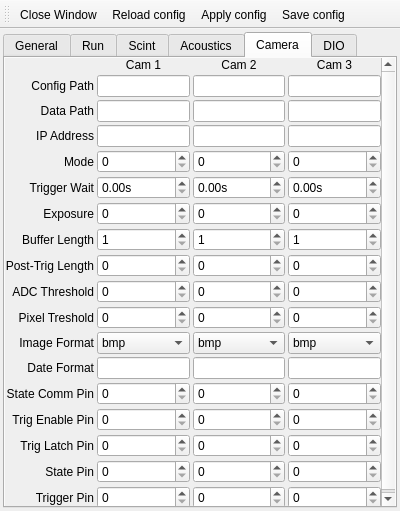
Before: the Qt Designer form ui/settingswindow.ui in SBC-Collaboration/SBC-RunControl, drawn with Qt 5.
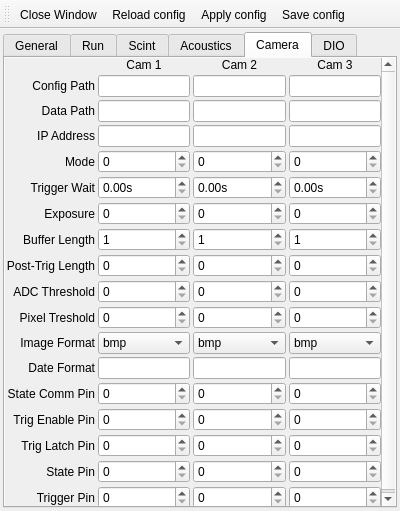
After: the same form once the commit is applied. The open tabs and pages were chosen to show the change. Icons and pictures are not drawn.

What changed in the file:
```diff
--- a/ui/settingswindow.ui
+++ b/ui/settingswindow.ui
@@ -2314,13 +2314,16 @@
           <property name="widgetResizable">
            <bool>true</bool>
           </property>
+          <property name="alignment">
+           <set>Qt::AlignLeading|Qt::AlignLeft|Qt::AlignVCenter</set>
+          </property>
           <widget class="QWidget" name="scrollAreaWidgetContents">
            <property name="geometry">
             <rect>
              <x>0</x>
-             <y>0</y>
-             <width>388</width>
-             <height>442</height>
+             <y>-18</y>
+             <width>376</width>
+             <height>456</height>
             </rect>
            </property>
            <property name="maximumSize">
@@ -2329,12 +2332,12 @@
              <height>16777215</height>
             </size>
            </property>
-           <layout class="QGridLayout" name="gridLayout_5" columnstretch="1,0,0,0">
+           <layout class="QGridLayout" name="gridLayout_5" columnstretch="0,0,0,0">
             <property name="sizeConstraint">
              <enum>QLayout::SetDefaultConstraint</enum>
             </property>
             <property name="leftMargin">
-             <number>0</number>
+             <number>1</number>
             </property>
             <property name="topMargin">
              <number>0</number>
@@ -2365,13 +2368,34 @@
              </spacer>
             </item>
             <item row="2" column="1">
-             <widget class="QLineEdit" name="cam1_data_path"/>
+             <widget class="QLineEdit" name="cam1_data_path">
+              <property name="sizePolicy">
+               <sizepolicy hsizetype="Preferred" vsizetype="Preferred">
+                <horstretch>0</horstretch>
+                <verstretch>0</verstretch>
+               </sizepolicy>
+              </property>
+             </widget>
             </item>
             <item row="3" column="1">
-             <widget class="QLineEdit" name="cam1_ip_addr"/>
+             <widget class="QLineEdit" name="cam1_ip_addr">
+              <property name="sizePolicy">
+               <sizepolicy hsizetype="Preferred" vsizetype="Preferred">
+                <horstretch>0</horstretch>
+                <verstretch>0</verstretch>
+               </sizepolicy>
+              </property>
+             </widget>
             </item>
             <item row="1" column="2">
-             <widget class="QLineEdit" name="cam2_config_path"/>
+             <widget class="QLineEdit" name="cam2_config_path">
+              <property name="sizePolicy">
+               <sizepolicy hsizetype="Preferred" vsizetype="Preferred">
+                <horstretch>0</horstretch>
+                <verstretch>0</verstretch>
+               </sizepolicy>
+              </property>
+             </widget>
             </item>
             <item row="18" column="0">
              <widget class="QLabel" name="state_comm_pin_label">
@@ -2392,11 +2416,14 @@
             <item row="11" column="2">
              <widget class="QSpinBox" name="cam2_post_trig_len">
               <property name="sizePolicy">
-               <sizepolicy hsizetype="MinimumExpanding" vsizetype="Fixed">
+               <sizepolicy hsizetype="Preferred" vsizetype="Preferred">
                 <horstretch>0</horstretch>
                 <verstretch>0</verstretch>
                </sizepolicy>
               </property>
+              <property name="alignment">
+               <set>Qt::AlignLeading|Qt::AlignLeft|Qt::AlignVCenter</set>
+              </property>
               <property name="maximum">
                <number>1000</number>
               </property>
@@ -2420,6 +2447,12 @@
             </item>
             <item row="1" column="1">
              <widget class="QLineEdit" name="cam1_config_path">
+              <property name="sizePolicy">
+               <sizepolicy hsizetype="Preferred" vsizetype="Preferred">
+                <horstretch>0</horstretch>
+                <verstretch>0</verstretch>
+               </sizepolicy>
+              </property>
               <property name="text">
                <string/>
               </property>
@@ -2428,11 +2461,14 @@
             <item row="20" column="1">
              <widget class="QSpinBox" name="cam1_trig_enbl_pin">
               <property name="sizePolicy">
-               <sizepolicy hsizetype="MinimumExpanding" vsizetype="Fixed">
+               <sizepolicy hsizetype="Preferred" vsizetype="Preferred">
                 <horstretch>0</horstretch>
                 <verstretch>0</verstretch>
                </sizepolicy>
               </property>
+              <property name="alignment">
+               <set>Qt::AlignLeading|Qt::AlignLeft|Qt::AlignVCenter</set>
+              </property>
              </widget>
             </item>
             <item row="16" column="0">
@@ -2486,15 +2522,24 @@
             <item row="4" column="3">
              <widget class="QSpinBox" name="cam3_mode">
               <property name="sizePolicy">
-               <sizepolicy hsizetype="MinimumExpanding" vsizetype="Fixed">
+               <sizepolicy hsizetype="Preferred" vsizetype="Preferred">
                 <horstretch>0</horstretch>
                 <verstretch>0</verstretch>
                </sizepolicy>
               </property>
+              <property name="alignment">
+               <set>Qt::AlignLeading|Qt::AlignLeft|Qt::AlignVCenter</set>
+              </property>
              </widget>
             </item>
             <item row="3" column="3">
              <widget class="QLineEdit" name="cam3_ip_addr">
+              <property name="sizePolicy">
+               <sizepolicy hsizetype="Preferred" vsizetype="Preferred">
+                <horstretch>0</horstretch>
+                <verstretch>0</verstretch>
+               </sizepolicy>
+              </property>
               <property name="text">
                <string/>
               </property>
@@ -2503,18 +2548,28 @@
             <item row="11" column="3">
              <widget class="QSpinBox" name="cam3_post_trig_len">
               <property name="sizePolicy">
-               <sizepolicy hsizetype="MinimumExpanding" vsizetype="Fixed">
+               <sizepolicy hsizetype="Preferred" vsizetype="Preferred">
                 <horstretch>0</horstretch>
                 <verstretch>0</verstretch>
                </sizepolicy>
               </property>
+              <property name="alignment">
+               <set>Qt::AlignLeading|Qt::AlignLeft|Qt::AlignVCenter</set>
+              </property>
               <property name="maximum">
                <number>1000</number>
               </property>
              </widget>
             </item>
             <item row="1" column="3">
-             <widget class="QLineEdit" name="cam3_config_path"/>
+             <widget class="QLineEdit" name="cam3_config_path">
+              <property name="sizePolicy">
+               <sizepolicy hsizetype="Preferred" vsizetype="Preferred">
+                <horstretch>0</horstretch>
+                <verstretch>0</verstretch>
+               </sizepolicy>
+              </property>
+             </widget>
             </item>
             <item row="1" column="0">
              <widget class="QLabel" name="cam_config_path_label">
@@ -2535,11 +2590,14 @@
             <item row="13" column="3">
              <widget class="QSpinBox" name="cam3_pix_threshold">
               <property name="sizePolicy">
-               <sizepolicy hsizetype="MinimumExpanding" vsizetype="Fixed">
+               <sizepolicy hsizetype="Preferred" vsizetype="Preferred">
                 <horstretch>0</horstretch>
                 <verstretch>0</verstretch>
                </sizepolicy>
               </property>
+              <property name="alignment">
+               <set>Qt::AlignLeading|Qt::AlignLeft|Qt::AlignVCenter</set>
+              </property>
               <property name="maximum">
                <number>100000</number>
               </property>
@@ -2548,11 +2606,14 @@
             <item row="10" column="2">
              <widget class="QSpinBox" name="cam2_buffer_len">
               <property name="sizePolicy">
-               <sizepolicy hsizetype="MinimumExpanding" vsizetype="Fixed">
+               <sizepolicy hsizetype="Preferred" vsizetype="Preferred">
                 <horstretch>0</horstretch>
                 <verstretch>0</verstretch>
                </sizepolicy>
               </property>
+              <property name="alignment">
+               <set>Qt::AlignLeading|Qt::AlignLeft|Qt::AlignVCenter</set>
+              </property>
               <property name="minimum">
                <number>1</number>
               </property>
@@ -2564,11 +2625,14 @@
             <item row="12" column="2">
              <widget class="QSpinBox" name="cam2_adc_threshold">
               <property name="sizePolicy">
-               <sizepolicy hsizetype="MinimumExpanding" vsizetype="Fixed">
+               <sizepolicy hsizetype="Preferred" vsizetype="Preferred">
                 <horstretch>0</horstretch>
                 <verstretch>0</verstretch>
                </sizepolicy>
               </property>
+              <property name="alignment">
+               <set>Qt::AlignLeading|Qt::AlignLeft|Qt::AlignVCenter</set>
+              </property>
               <property name="maximum">
                <number>10000</number>
               </property>
@@ -2577,11 +2641,14 @@
             <item row="13" column="1">
              <widget class="QSpinBox" name="cam1_pix_threshold">
               <property name="sizePolicy">
-               <sizepolicy hsizetype="MinimumExpanding" vsizetype="Fixed">
+               <sizepolicy hsizetype="Preferred" vsizetype="Preferred">
                 <horstretch>0</horstretch>
                 <verstretch>0</verstretch>
                </sizepolicy>
               </property>
+              <property name="alignment">
+               <set>Qt::AlignLeading|Qt::AlignLeft|Qt::AlignVCenter</set>
+              </property>
               <property name="maximum">
                <number>100000</number>
               </property>
@@ -2622,11 +2689,14 @@
             <item row="13" column="2">
              <widget class="QSpinBox" name="cam2_pix_threshold">
               <property name="sizePolicy">
-               <sizepolicy hsizetype="MinimumExpanding" vsizetype="Fixed">
+               <sizepolicy hsizetype="Preferred" vsizetype="Preferred">
                 <horstretch>0</horstretch>
                 <verstretch>0</verstretch>
                </sizepolicy>
               </property>
+              <property name="alignment">
+               <set>Qt::AlignLeading|Qt::AlignLeft|Qt::AlignVCenter</set>
+              </property>
               <property name="maximum">
                <number>100000</number>
               </property>
@@ -2651,34 +2721,50 @@
             <item row="23" column="1">
              <widget class="QSpinBox" name="cam1_trig_pin">
               <property name="sizePolicy">
-               <sizepolicy hsizetype="MinimumExpanding" vsizetype="Fixed">
+               <sizepolicy hsizetype="Preferred" vsizetype="Preferred">
                 <horstretch>0</horstretch>
                 <verstretch>0</verstretch>
                </sizepolicy>
               </property>
+              <property name="alignment">
+               <set>Qt::AlignLeading|Qt::AlignLeft|Qt::AlignVCenter</set>
+              </property>
              </widget>
             </item>
             <item row="21" column="3">
              <widget class="QSpinBox" name="cam3_trig_latch_pin">
               <property name="sizePolicy">
-               <sizepolicy hsizetype="MinimumExpanding" vsizetype="Fixed">
+               <sizepolicy hsizetype="Preferred" vsizetype="Preferred">
                 <horstretch>0</horstretch>
                 <verstretch>0</verstretch>
                </sizepolicy>
               </property>
+              <property name="alignment">
+               <set>Qt::AlignLeading|Qt::AlignLeft|Qt::AlignVCenter</set>
+              </property>
              </widget>
             </item>
             <item row="17" column="3">
-             <widget class="QLineEdit" name="cam3_date_format"/>
+             <widget class="QLineEdit" name="cam3_date_format">
+              <property name="sizePolicy">
+               <sizepolicy hsizetype="Preferred" vsizetype="Preferred">
+                <horstretch>0</horstretch>
+                <verstretch>0</verstretch>
+               </sizepolicy>
+              </property>
+             </widget>
             </item>
             <item row="9" column="1">
              <widget class="QSpinBox" name="cam1_exposure">
               <property name="sizePolicy">
-               <sizepolicy hsizetype="MinimumExpanding" vsizetype="Fixed">
+               <sizepolicy hsizetype="Preferred" vsizetype="Preferred">
                 <horstretch>0</horstretch>
                 <verstretch>0</verstretch>
                </sizepolicy>
               </property>
+              <property name="alignment">
+               <set>Qt::AlignLeading|Qt::AlignLeft|Qt::AlignVCenter</set>
+              </property>
               <property name="maximum">
                <number>10000</number>
               </property>
@@ -2686,6 +2772,12 @@
             </item>
             <item row="2" column="2">
              <widget class="QLineEdit" name="cam2_data_path">
+              <property name="sizePolicy">
+               <sizepolicy hsizetype="Preferred" vsizetype="Preferred">
+                <horstretch>0</horstretch>
+                <verstretch>0</verstretch>
+               </sizepolicy>
+              </property>
               <property name="text">
                <string/>
               </property>
@@ -2694,18 +2786,34 @@
             <item row="4" column="2">
              <widget class="QSpinBox" name="cam2_mode">
               <property name="sizePolicy">
-               <sizepolicy hsizetype="MinimumExpanding" vsizetype="Fixed">
+               <sizepolicy hsizetype="Preferred" vsizetype="Preferred">
                 <horstretch>0</horstretch>
                 <verstretch>0</verstretch>
                </sizepolicy>
               </property>
+              <property name="alignment">
+               <set>Qt::AlignLeading|Qt::AlignLeft|Qt::AlignVCenter</set>
+              </property>
              </widget>
             </item>
             <item row="3" column="2">
-             <widget class="QLineEdit" name="cam2_ip_addr"/>
+             <widget class="QLineEdit" name="cam2_ip_addr">
+              <property name="sizePolicy">
+               <sizepolicy hsizetype="Preferred" vsizetype="Preferred">
+                <horstretch>0</horstretch>
+                <verstretch>0</verstretch>
+               </sizepolicy>
+              </property>
+             </widget>
             </item>
             <item row="16" column="2">
              <widget class="QComboBox" name="cam2_image_format">
+              <property name="sizePolicy">
+               <sizepolicy hsizetype="Preferred" vsizetype="Preferred">
+                <horstretch>0</horstretch>
+                <verstretch>0</verstretch>
+               </sizepolicy>
+              </property>
               <item>
                <property name="text">
                 <string>bmp</string>
@@ -2726,11 +2834,14 @@
             <item row="23" column="2">
              <widget class="QSpinBox" name="cam2_trig_pin">
               <property name="sizePolicy">
-               <sizepolicy hsizetype="MinimumExpanding" vsizetype="Fixed">
+               <sizepolicy hsizetype="Preferred" vsizetype="Preferred">
                 <horstretch>0</horstretch>
                 <verstretch>0</verstretch>
                </sizepolicy>
               </property>
+              <property name="alignment">
+               <set>Qt::AlignLeading|Qt::AlignLeft|Qt::AlignVCenter</set>
+              </property>
              </widget>
             </item>
             <item row="13" column="0">
@@ -2752,11 +2863,14 @@
             <item row="18" column="1">
              <widget class="QSpinBox" name="cam1_state_comm_pin">
               <property name="sizePolicy">
-               <sizepolicy hsizetype="MinimumExpanding" vsizetype="Fixed">
+               <sizepolicy hsizetype="Preferred" vsizetype="Preferred">
                 <horstretch>0</horstretch>
                 <verstretch>0</verstretch>
                </sizepolicy>
               </property>
+              <property name="alignment">
+               <set>Qt::AlignLeading|Qt::AlignLeft|Qt::AlignVCenter</set>
+              </property>
              </widget>
             </item>
             <item row="17" column="0">
@@ -2777,6 +2891,12 @@
             </item>
             <item row="16" column="1">
              <widget class="QComboBox" name="cam1_image_format">
+              <property name="sizePolicy">
+               <sizepolicy hsizetype="Preferred" vsizetype="Preferred">
+                <horstretch>0</horstretch>
+                <verstretch>0</verstretch>
+               </sizepolicy>
+              </property>
               <item>
                <property name="text">
                 <string>bmp</string>
@@ -2813,11 +2933,14 @@
             <item row="9" column="3">
              <widget class="QSpinBox" name="cam3_exposure">
               <property name="sizePolicy">
-               <sizepolicy hsizetype="MinimumExpanding" vsizetype="Fixed">
+               <sizepolicy hsizetype="Preferred" vsizetype="Preferred">
                 <horstretch>0</horstretch>
                 <verstretch>0</verstretch>
                </sizepolicy>
               </property>
+              <property name="alignment">
+               <set>Qt::AlignLeading|Qt::AlignLeft|Qt::AlignVCenter</set>
+              </property>
               <property name="maximum">
                <number>10000</number>
               </property>
@@ -2826,21 +2949,27 @@
             <item row="18" column="3">
              <widget class="QSpinBox" name="cam3_state_comm_pin">
               <property name="sizePolicy">
-               <sizepolicy hsizetype="MinimumExpanding" vsizetype="Fixed">
+               <sizepolicy hsizetype="Preferred" vsizetype="Preferred">
                 <horstretch>0</horstretch>
                 <verstretch>0</verstretch>
                </sizepolicy>
               </property>
+              <property name="alignment">
+               <set>Qt::AlignLeading|Qt::AlignLeft|Qt::AlignVCenter</set>
+              </property>
              </widget>
             </item>
             <item row="21" column="2">
              <widget class="QSpinBox" name="cam2_trig_latch_pin">
               <property name="sizePolicy">
-               <sizepolicy hsizetype="MinimumExpanding" vsizetype="Fixed">
+               <sizepolicy hsizetype="Preferred" vsizetype="Preferred">
                 <horstretch>0</horstretch>
                 <verstretch>0</verstretch>
                </sizepolicy>
               </property>
+              <property name="alignment">
+               <set>Qt::AlignLeading|Qt::AlignLeft|Qt::AlignVCenter</set>
+              </property>
              </widget>
             </item>
             <item row="0" column="3">
@@ -2862,11 +2991,14 @@
             <item row="12" column="3">
              <widget class="QSpinBox" name="cam3_adc_threshold">
               <property name="sizePolicy">
-               <sizepolicy hsizetype="MinimumExpanding" vsizetype="Fixed">
+               <sizepolicy hsizetype="Preferred" vsizetype="Preferred">
                 <horstretch>0</horstretch>
                 <verstretch>0</verstretch>
                </sizepolicy>
               </property>
+              <property name="alignment">
+               <set>Qt::AlignLeading|Qt::AlignLeft|Qt::AlignVCenter</set>
+              </property>
               <property name="maximum">
                <number>10000</number>
               </property>
@@ -2875,11 +3007,14 @@
             <item row="10" column="1">
              <widget class="QSpinBox" name="cam1_buffer_len">
               <property name="sizePolicy">
-               <sizepolicy hsizetype="MinimumExpanding" vsizetype="Fixed">
+               <sizepolicy hsizetype="Preferred" vsizetype="Preferred">
                 <horstretch>0</horstretch>
                 <verstretch>0</verstretch>
                </sizepolicy>
               </property>
+              <property name="alignment">
+               <set>Qt::AlignLeading|Qt::AlignLeft|Qt::AlignVCenter</set>
+              </property>
               <property name="minimum">
                <number>1</number>
               </property>
@@ -2891,21 +3026,27 @@
             <item row="22" column="2">
              <widget class="QSpinBox" name="cam2_state_pin">
               <property name="sizePolicy">
-               <sizepolicy hsizetype="MinimumExpanding" vsizetype="Fixed">
+               <sizepolicy hsizetype="Preferred" vsizetype="Preferred">
                 <horstretch>0</horstretch>
                 <verstretch>0</verstretch>
                </sizepolicy>
               </property>
+              <property name="alignment">
+               <set>Qt::AlignLeading|Qt::AlignLeft|Qt::AlignVCenter</set>
+              </property>
              </widget>
             </item>
             <item row="20" column="2">
              <widget class="QSpinBox" name="cam2_trig_enbl_pin">
               <property name="sizePolicy">
-               <sizepolicy hsizetype="MinimumExpanding" vsizetype="Fixed">
+               <sizepolicy hsizetype="Preferred" vsizetype="Preferred">
                 <horstretch>0</horstretch>
                 <verstretch>0</verstretch>
                </sizepolicy>
               </property>
+              <property name="alignment">
+               <set>Qt::AlignLeading|Qt::AlignLeft|Qt::AlignVCenter</set>
+              </property>
              </widget>
             </item>
             <item row="2" column="0">
@@ -2927,11 +3068,14 @@
             <item row="10" column="3">
              <widget class="QSpinBox" name="cam3_buffer_len">
               <property name="sizePolicy">
-               <sizepolicy hsizetype="MinimumExpanding" vsizetype="Fixed">
+               <sizepolicy hsizetype="Preferred" vsizetype="Preferred">
                 <horstretch>0</horstretch>
                 <verstretch>0</verstretch>
                </sizepolicy>
               </property>
+              <property name="alignment">
+               <set>Qt::AlignLeading|Qt::AlignLeft|Qt::AlignVCenter</set>
+              </property>
               <property name="minimum">
                <number>1</number>
               </property>
@@ -2943,11 +3087,14 @@
             <item row="9" column="2">
              <widget class="QSpinBox" name="cam2_exposure">
               <property name="sizePolicy">
-               <sizepolicy hsizetype="MinimumExpanding" vsizetype="Fixed">
+               <sizepolicy hsizetype="Preferred" vsizetype="Preferred">
                 <horstretch>0</horstretch>
                 <verstretch>0</verstretch>
                </sizepolicy>
               </property>
+              <property name="alignment">
+               <set>Qt::AlignLeading|Qt::AlignLeft|Qt::AlignVCenter</set>
+              </property>
               <property name="maximum">
                <number>10000</number>
               </property>
@@ -2972,61 +3119,96 @@
             <item row="4" column="1">
              <widget class="QSpinBox" name="cam1_mode">
               <property name="sizePolicy">
-               <sizepolicy hsizetype="MinimumExpanding" vsizetype="Fixed">
+               <sizepolicy hsizetype="Preferred" vsizetype="Preferred">
                 <horstretch>0</horstretch>
                 <verstretch>0</verstretch>
                </sizepolicy>
               </property>
+              <property name="alignment">
+               <set>Qt::AlignLeading|Qt::AlignLeft|Qt::AlignVCenter</set>
+              </property>
              </widget>
             </item>
             <item row="20" column="3">
              <widget class="QSpinBox" name="cam3_trig_enbl_pin">
               <property name="sizePolicy">
-               <sizepolicy hsizetype="MinimumExpanding" vsizetype="Fixed">
+               <sizepolicy hsizetype="Preferred" vsizetype="Preferred">
                 <horstretch>0</horstretch>
                 <verstretch>0</verstretch>
                </sizepolicy>
               </property>
+              <property name="alignment">
+               <set>Qt::AlignLeading|Qt::AlignLeft|Qt::AlignVCenter</set>
+              </property>
              </widget>
             </item>
             <item row="17" column="2">
-             <widget class="QLineEdit" name="cam2_date_format"/>
+             <widget class="QLineEdit" name="cam2_date_format">
+              <property name="sizePolicy">
+               <sizepolicy hsizetype="Preferred" vsizetype="Preferred">
+                <horstretch>0</horstretch>
+                <verstretch>0</verstretch>
+               </sizepolicy>
+              </property>
+             </widget>
             </item>
             <item row="18" column="2">
              <widget class="QSpinBox" name="cam2_state_comm_pin">
               <property name="sizePolicy">
-               <sizepolicy hsizetype="MinimumExpanding" vsizetype="Fixed">
+               <sizepolicy hsizetype="Preferred" vsizetype="Preferred">
                 <horstretch>0</horstretch>
                 <verstretch>0</verstretch>
                </sizepolicy>
               </property>
+              <property name="alignment">
+               <set>Qt::AlignLeading|Qt::AlignLeft|Qt::AlignVCenter</set>
+              </property>
              </widget>
             </item>
             <item row="23" column="3">
              <widget class="QSpinBox" name="cam3_trig_pin">
               <property name="sizePolicy">
-               <sizepolicy hsizetype="MinimumExpanding" vsizetype="Fixed">
+               <sizepolicy hsizetype="Preferred" vsizetype="Preferred">
                 <horstretch>0</horstretch>
                 <verstretch>0</verstretch>
                </sizepolicy>
               </property>
+              <property name="alignment">
+               <set>Qt::AlignLeading|Qt::AlignLeft|Qt::AlignVCenter</set>
+              </property>
              </widget>
             </item>
             <item row="17" column="1">
-             <widget class="QLineEdit" name="cam1_date_format"/>
+             <widget class="QLineEdit" name="cam1_date_format">
+              <property name="sizePolicy">
+               <sizepolicy hsizetype="Preferred" vsizetype="Preferred">
+                <horstretch>0</horstretch>
+                <verstretch>0</verstretch>
+               </sizepolicy>
+              </property>
+             </widget>
             </item>
             <item row="22" column="3">
              <widget class="QSpinBox" name="cam3_state_pin">
               <property name="sizePolicy">
-               <sizepolicy hsizetype="MinimumExpanding" vsizetype="Fixed">
+               <sizepolicy hsizetype="Preferred" vsizetype="Preferred">
                 <horstretch>0</horstretch>
                 <verstretch>0</verstretch>
                </sizepolicy>
               </property>
+              <property name="alignment">
+               <set>Qt::AlignLeading|Qt::AlignLeft|Qt::AlignVCenter</set>
+              </property>
              </widget>
             </item>
             <item row="16" column="3">
              <widget class="QComboBox" name="cam3_image_format">
+              <property name="sizePolicy">
+               <sizepolicy hsizetype="Preferred" vsizetype="Preferred">
+                <horstretch>0</horstretch>
+                <verstretch>0</verstretch>
+               </sizepolicy>
+              </property>
               <item>
                <property name="text">
                 <string>bmp</string>
@@ -3079,21 +3261,27 @@
             <item row="22" column="1">
              <widget class="QSpinBox" name="cam1_state_pin">
               <property name="sizePolicy">
-               <sizepolicy hsizetype="MinimumExpanding" vsizetype="Fixed">
+               <sizepolicy hsizetype="Preferred" vsizetype="Preferred">
                 <horstretch>0</horstretch>
                 <verstretch>0</verstretch>
                </sizepolicy>
               </property>
+              <property name="alignment">
+               <set>Qt::AlignLeading|Qt::AlignLeft|Qt::AlignVCenter</set>
+              </property>
              </widget>
             </item>
             <item row="11" column="1">
              <widget class="QSpinBox" name="cam1_post_trig_len">
               <property name="sizePolicy">
-               <sizepolicy hsizetype="MinimumExpanding" vsizetype="Fixed">
+               <sizepolicy hsizetype="Preferred" vsizetype="Preferred">
                 <horstretch>0</horstretch>
                 <verstretch>0</verstretch>
                </sizepolicy>
               </property>
+              <property name="alignment">
+               <set>Qt::AlignLeading|Qt::AlignLeft|Qt::AlignVCenter</set>
+              </property>
               <property name="maximum">
                <number>1000</number>
               </property>
@@ -3102,11 +3290,14 @@
             <item row="12" column="1">
              <widget class="QSpinBox" name="cam1_adc_threshold">
               <property name="sizePolicy">
-               <sizepolicy hsizetype="MinimumExpanding" vsizetype="Fixed">
+               <sizepolicy hsizetype="Preferred" vsizetype="Preferred">
                 <horstretch>0</horstretch>
                 <verstretch>0</verstretch>
                </sizepolicy>
               </property>
+              <property name="alignment">
+               <set>Qt::AlignLeading|Qt::AlignLeft|Qt::AlignVCenter</set>
+              </property>
               <property name="maximum">
                <number>10000</number>
               </property>
@@ -3115,11 +3306,14 @@
             <item row="21" column="1">
              <widget class="QSpinBox" name="cam1_trig_latch_pin">
               <property name="sizePolicy">
-               <sizepolicy hsizetype="MinimumExpanding" vsizetype="Fixed">
+               <sizepolicy hsizetype="Preferred" vsizetype="Preferred">
                 <horstretch>0</horstretch>
                 <verstretch>0</verstretch>
                </sizepolicy>
               </property>
+              <property name="alignment">
+               <set>Qt::AlignLeading|Qt::AlignLeft|Qt::AlignVCenter</set>
+              </property>
              </widget>
             </item>
             <item row="23" column="0">
@@ -3139,7 +3333,14 @@
              </widget>
             </item>
             <item row="2" column="3">
-             <widget class="QLineEdit" name="cam3_data_path"/>
+             <widget class="QLineEdit" name="cam3_data_path">
+              <property name="sizePolicy">
+               <sizepolicy hsizetype="Preferred" vsizetype="Preferred">
+                <horstretch>0</horstretch>
+                <verstretch>0</verstretch>
+               </sizepolicy>
+              </property>
+             </widget>
             </item>
             <item row="4" column="0">
              <widget class="QLabel" name="mode_label">
@@ -3160,11 +3361,14 @@
             <item row="8" column="3">
              <widget class="QDoubleSpinBox" name="cam3_trig_wait">
               <property name="sizePolicy">
-               <sizepolicy hsizetype="MinimumExpanding" vsizetype="Fixed">
+               <sizepolicy hsizetype="Preferred" vsizetype="Preferred">
                 <horstretch>0</horstretch>
                 <verstretch>0</verstretch>
                </sizepolicy>
               </property>
+              <property name="alignment">
+               <set>Qt::AlignLeading|Qt::AlignLeft|Qt::AlignVCenter</set>
+              </property>
               <property name="suffix">
                <string>s</string>
               </property>
@@ -3176,11 +3380,14 @@
             <item row="8" column="2">
              <widget class="QDoubleSpinBox" name="cam2_trig_wait">
               <property name="sizePolicy">
-               <sizepolicy hsizetype="MinimumExpanding" vsizetype="Fixed">
+               <sizepolicy hsizetype="Preferred" vsizetype="Preferred">
                 <horstretch>0</horstretch>
                 <verstretch>0</verstretch>
                </sizepolicy>
               </property>
+              <property name="alignment">
+               <set>Qt::AlignLeading|Qt::AlignLeft|Qt::AlignVCenter</set>
+              </property>
               <property name="suffix">
                <string>s</string>
               </property>
@@ -3192,11 +3399,14 @@
             <item row="8" column="1">
              <widget class="QDoubleSpinBox" name="cam1_trig_wait">
               <property name="sizePolicy">
-               <sizepolicy hsizetype="MinimumExpanding" vsizetype="Fixed">
+               <sizepolicy hsizetype="Preferred" vsizetype="Preferred">
                 <horstretch>0</horstretch>
                 <verstretch>0</verstretch>
                </sizepolicy>
               </property>
+              <property name="alignment">
+               <set>Qt::AlignLeading|Qt::AlignLeft|Qt::AlignVCenter</set>
+              </property>
               <property name="suffix">
                <string>s</string>
               </property>
```
Left out of the diff: 61 changed lines with no effect on the pictures.
